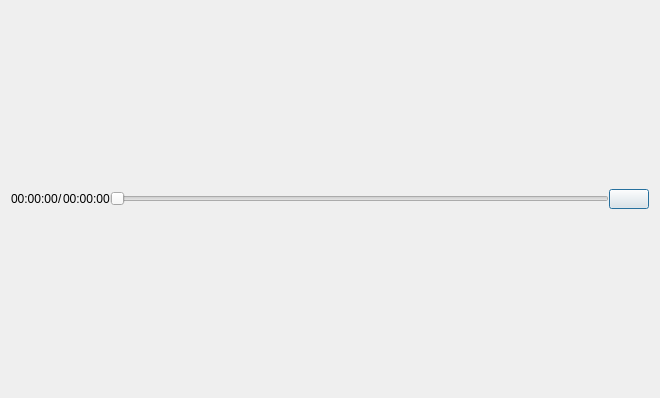
This is videoviewer.ui in pjrinaldi/wombatforensics as Qt 5 draws it before an edit. The edited form follows.
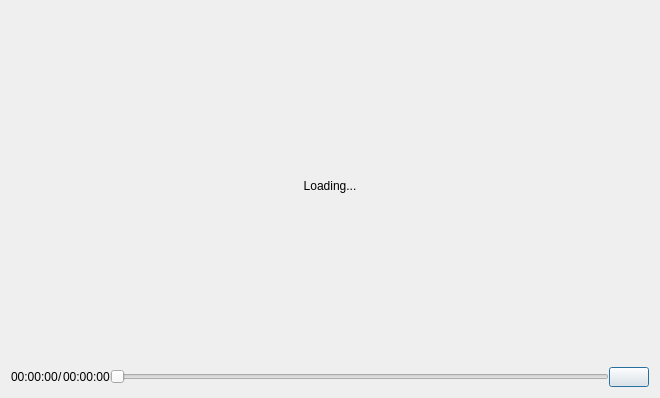
This is the edited form.

Commit message: added loading... label ui features. need to implement handling for them for the three windows.

Patch:
```diff
--- a/videoviewer.ui
+++ b/videoviewer.ui
@@ -19,6 +19,16 @@
      <property name="sizeConstraint">
       <enum>QLayout::SetDefaultConstraint</enum>
      </property>
+     <item>
+      <widget class="QLabel" name="label_2">
+       <property name="text">
+        <string>Loading...</string>
+       </property>
+       <property name="alignment">
+        <set>Qt::AlignCenter</set>
+       </property>
+      </widget>
+     </item>
     </layout>
    </item>
    <item>
```
The commit also changes 5 other files.
